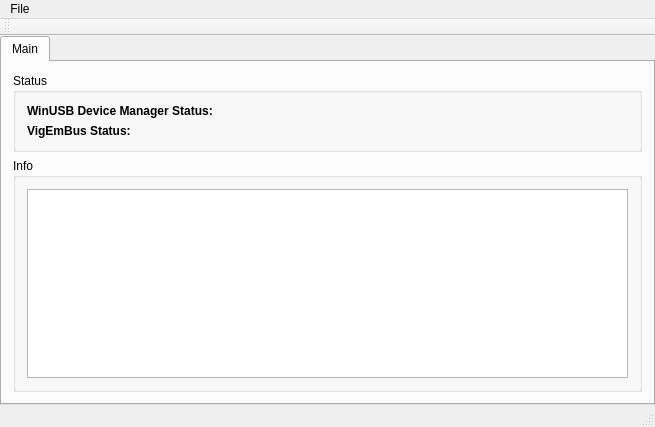
Old version of the form XBOFS.win.qt5/XBOFSWinQT5GUI.ui in the repository OOPMan/XBOFS.win.
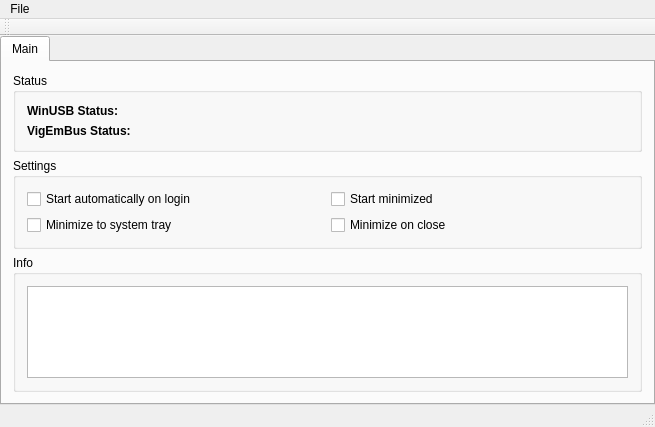
New version of the form. Icons and pictures are not drawn.

Commit message: #2: Implemented settings, fixed minimize to tray and application exit

```diff
--- a/XBOFS.win.qt5/XBOFSWinQT5GUI.ui
+++ b/XBOFS.win.qt5/XBOFSWinQT5GUI.ui
@@ -50,7 +50,7 @@
            <item row="0" column="0">
             <widget class="QLabel" name="label">
              <property name="text">
-              <string>&lt;html&gt;&lt;head/&gt;&lt;body&gt;&lt;p&gt;&lt;span style=&quot; font-weight:600;&quot;&gt;WinUSB Device Manager Status:&lt;/span&gt;&lt;/p&gt;&lt;/body&gt;&lt;/html&gt;</string>
+              <string>&lt;html&gt;&lt;head/&gt;&lt;body&gt;&lt;p&gt;&lt;span style=&quot; font-weight:600;&quot;&gt;WinUSB Status:&lt;/span&gt;&lt;/p&gt;&lt;/body&gt;&lt;/html&gt;</string>
              </property>
             </widget>
            </item>
@@ -78,6 +78,43 @@
           </layout>
          </widget>
         </item>
+        <item>
+         <widget class="QGroupBox" name="settingsGroupBox">
+          <property name="title">
+           <string>Settings</string>
+          </property>
+          <layout class="QGridLayout" name="gridLayout">
+           <item row="0" column="0">
+            <widget class="QCheckBox" name="autostartCheckBox">
+             <property name="text">
+              <string>Start automatically on login</string>
+             </property>
+            </widget>
+           </item>
+           <item row="0" column="1">
+            <widget class="QCheckBox" name="startMinimizedCheckbox">
+             <property name="text">
+              <string>Start minimized</string>
+             </property>
+            </widget>
+           </item>
+           <item row="1" column="0">
+            <widget class="QCheckBox" name="minimizeToTrayCheckbox">
+             <property name="text">
+              <string>Minimize to system tray</string>
+             </property>
+            </widget>
+           </item>
+           <item row="1" column="1">
+            <widget class="QCheckBox" name="minimizeOnCloseCheckBox">
+             <property name="text">
+              <string>Minimize on close</string>
+             </property>
+            </widget>
+           </item>
+          </layout>
+         </widget>
+        </item>
         <item>
          <widget class="QGroupBox" name="infoGroupBox">
           <property name="title">
```
The commit also changes 3 other files.
